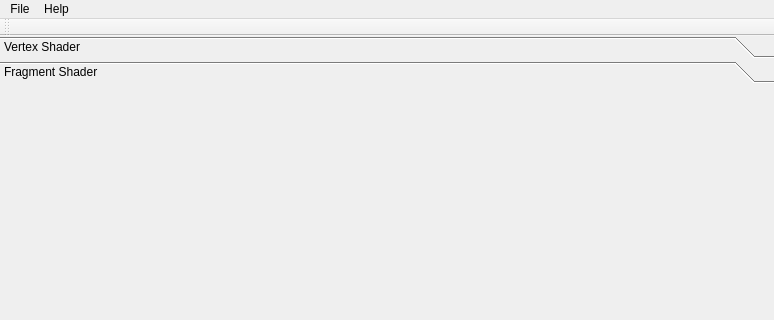
Qt form mainwindow.ui (607011/glsl-live) before a commit; both pictures show x 0 to 774 and y 0 to 320 of the 774 by 535 pixel window.
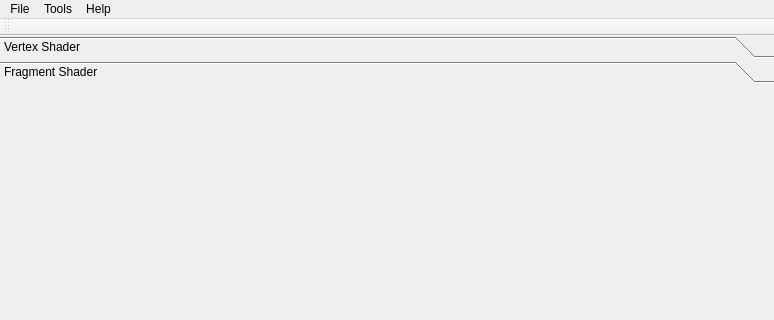
The same form after that commit. The open tabs and pages were chosen to show the change.

What changed in the file:
```diff
--- a/mainwindow.ui
+++ b/mainwindow.ui
@@ -178,7 +178,15 @@
     <addaction name="separator"/>
     <addaction name="actionExit"/>
    </widget>
+   <widget class="QMenu" name="menuTools">
+    <property name="title">
+     <string>Tools</string>
+    </property>
+    <addaction name="actionRemoveImage"/>
+    <addaction name="actionResizeWindowToOriginalImageSize"/>
+   </widget>
    <addaction name="menuFile"/>
+   <addaction name="menuTools"/>
    <addaction name="menuHelp"/>
   </widget>
   <widget class="QToolBar" name="mainToolBar">
```
Left out of the diff: 25 changed lines with no effect on the pictures.
